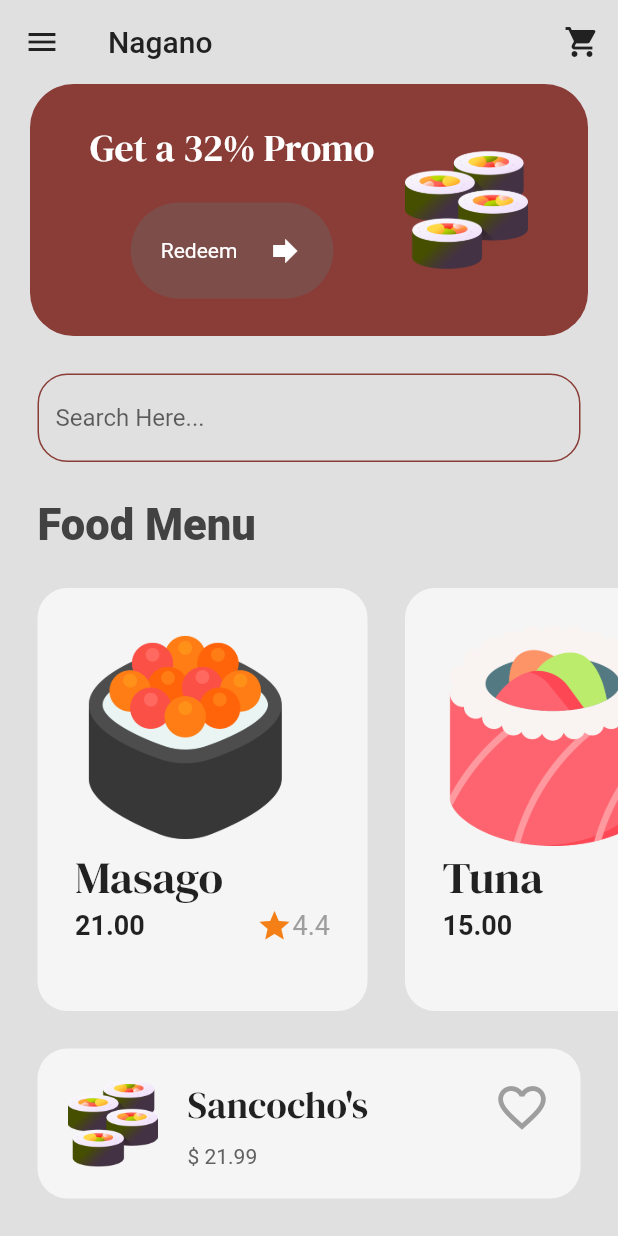
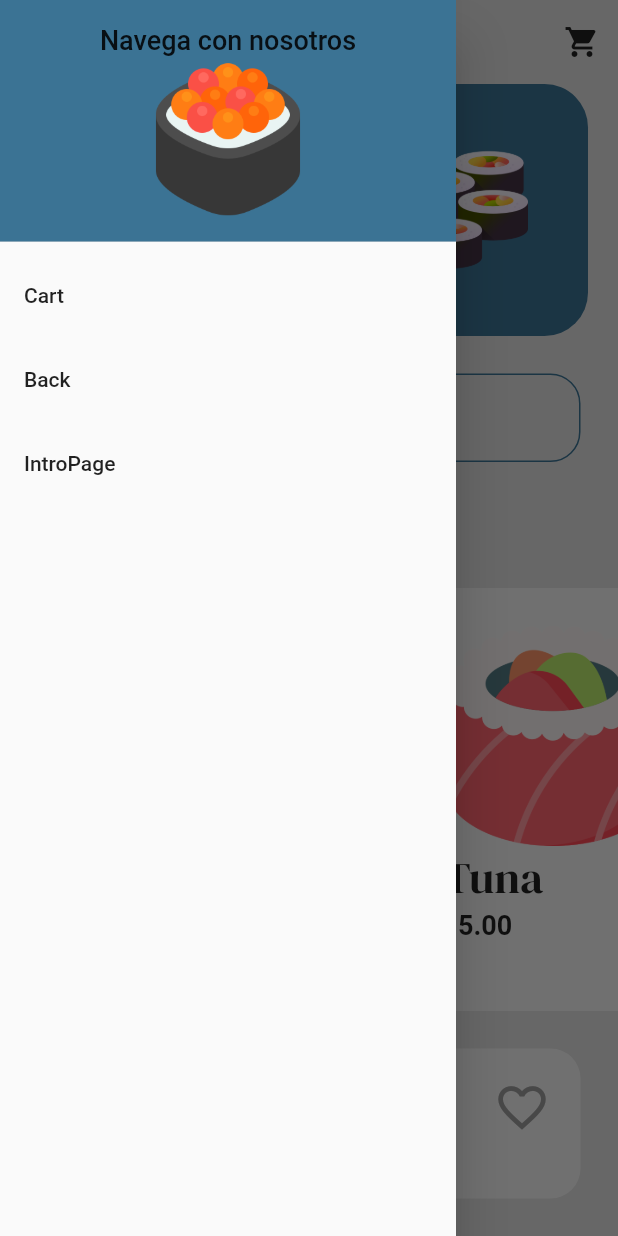
Before and after one commit to fbnjeje/Flutter_Road_Map, a Flutter app: the MenuPage screen opened by its route, with the side drawer open (before the commit the screen has no drawer), on a phone screen of 412 x 824 dp. Run offline on Flutter 3.47's test engine with Material 2 defaults, Android fonts, the phone set to English and light mode, and no system bars; our stand-ins replace dio, google_fonts.

Commit message:
adding a sidebar

```diff
--- a/sushi app/sushi_app/lib/main.dart
+++ b/sushi app/sushi_app/lib/main.dart
@@ -2,6 +2,7 @@ import 'package:flutter/material.dart';
 import 'package:provider/provider.dart';
 import 'package:sushi_app/models/shop.dart';
 import 'package:sushi_app/screens/cart_page.dart';
+import 'package:sushi_app/screens/food_details_page.dart';
 import 'package:sushi_app/screens/intro_page.dart';
 import 'package:sushi_app/screens/menu_page.dart';
 
@@ -24,7 +25,7 @@ class MyApp extends StatelessWidget {
       routes: {
         '/intropage': (context) => const IntroPage(),
         '/menupage': (context) => const MenuPage(),
-        '/cartpage': (context) => const CartPage()
+        '/cartpage': (context) => const CartPage(),
       },
     );
   }
--- a/sushi app/sushi_app/lib/screens/cart_page.dart
+++ b/sushi app/sushi_app/lib/screens/cart_page.dart
@@ -48,11 +48,11 @@ class CartPage extends StatelessWidget {
                     decoration: BoxDecoration(
                         color: mySecondaryColor,
                         borderRadius: BorderRadius.circular(20)),
-                    margin: EdgeInsets.only(left: 20, top: 20, right: 20),
+                    margin: const EdgeInsets.only(left: 20, top: 20, right: 20),
                     child: ListTile(
                       title: Text(
                         foodName,
-                        style: TextStyle(
+                        style: const TextStyle(
                             color: Colors.white, fontWeight: FontWeight.bold),
                       ),
                       subtitle: Text(
--- a/sushi app/sushi_app/lib/screens/intro_page.dart
+++ b/sushi app/sushi_app/lib/screens/intro_page.dart
@@ -42,7 +42,7 @@ class IntroPage extends StatelessWidget {
             //title
 
             Text(
-              "THE TASTE OF JAPANESE FOOD",
+              "EL SABOR DE LA COMIDA JAPONESA",
               style:
                   GoogleFonts.dmSerifDisplay(fontSize: 40, color: Colors.white),
             ),
@@ -54,7 +54,7 @@ class IntroPage extends StatelessWidget {
             //subtitle
 
             Text(
-              "Feel the taste of the most popular Japanese food from anywhere and anytime",
+              "Siente el sabor de la comida japonesa más popular desde cualquier lugar y en cualquier momento",
               style: TextStyle(color: Colors.grey[300], height: 2),
             ),
 
@@ -65,7 +65,7 @@ class IntroPage extends StatelessWidget {
             //getStarted button
 
             MyButton(
-              text: "Get Started",
+              text: "Empieza ahora",
               onTap: () {
                 //go to next page
                 Navigator.pushNamed(context, '/menupage');
--- a/sushi app/sushi_app/lib/screens/menu_page.dart
+++ b/sushi app/sushi_app/lib/screens/menu_page.dart
@@ -42,7 +42,6 @@ class _MenuPage extends State<MenuPage> {
         backgroundColor: Colors.transparent,
         foregroundColor: Colors.grey[900],
         elevation: 0,
-        leading: const Icon(Icons.menu),
         title: const Text('Nagano'),
         actions: [
           IconButton(
@@ -51,6 +50,54 @@ class _MenuPage extends State<MenuPage> {
               },
               icon: const Icon(Icons.shopping_cart))
         ],
+      ),
+      drawer: Drawer(
+        // Add a ListView to the drawer. This ensures the user can scroll
+        // through the options in the drawer if there isn't enough vertical
+        // space to fit everything.
+        child: ListView(
+          // Important: Remove any padding from the ListView.
+          padding: EdgeInsets.zero,
+          children: [
+            DrawerHeader(
+                decoration: BoxDecoration(
+                  color: myPrimaryColor,
+                ),
+                child: Column(
+                  children: [
+                    const Text(
+                      'Navega con nosotros',
+                      style: TextStyle(fontSize: 18),
+                    ),
+                    Image.asset('lib/assets/sushi.png', height: 110)
+                  ],
+                )),
+            ListTile(
+              title: const Text('Cart'),
+              onTap: () {
+                // Update the state of the app
+                // Then close the drawer
+                Navigator.pushNamed(context, '/cartpage');
+              },
+            ),
+            ListTile(
+              title: const Text('Back'),
+              onTap: () {
+                // Update the state of the app
+                // Then close the drawer
+                Navigator.pushNamed(context, '/intropage');
+              },
+            ),
+            ListTile(
+              title: const Text('IntroPage'),
+              onTap: () {
+                // Update the state of the app
+                // Then close the drawer
+                Navigator.pushNamed(context, '/menupage');
+              },
+            ),
+          ],
+        ),
       ),
       body: Column(crossAxisAlignment: CrossAxisAlignment.start, children: [
         //promo banner
@@ -187,7 +234,7 @@ class _MenuPage extends State<MenuPage> {
                 ],
               ),
 
-              //heart Icon
+              // //heart Icon
               const Icon(
                 Icons.favorite_outline,
                 color: Colors.grey,
--- a/sushi app/sushi_app/lib/theme/colors.dart
+++ b/sushi app/sushi_app/lib/theme/colors.dart
@@ -1,9 +1,9 @@
 import 'package:flutter/material.dart';
 
 //principal Color
-var myPrimaryColor = const Color.fromARGB(255, 138, 60, 55);
+var myPrimaryColor = const Color.fromARGB(255, 59, 115, 148);
 
 //
-var mySecondaryColor = const Color.fromARGB(109, 140, 94, 91);
+var mySecondaryColor = const Color.fromARGB(158, 110, 170, 200);
 
-var myButtonBgColor = const Color.fromARGB(255, 125, 77, 74);
+var myButtonBgColor = const Color.fromARGB(255, 107, 146, 181);
```
